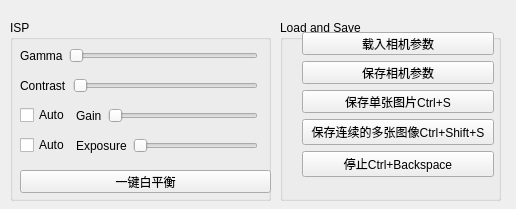
First picture: the form in ui/camera.ui, repository ppdog001/laser-vision-based-seam-track, before the edit.
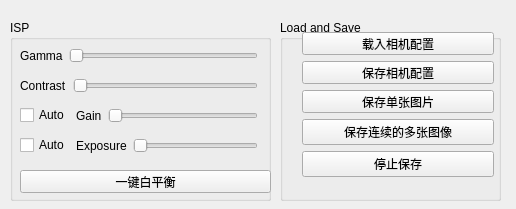
Second picture: the form after the edit.

```diff
--- a/ui/camera.ui
+++ b/ui/camera.ui
@@ -230,7 +230,7 @@
    <property name="title">
     <string>Load and Save</string>
    </property>
-   <widget class="QWidget" name="">
+   <widget class="QWidget" name="layoutWidget">
     <property name="geometry">
      <rect>
       <x>22</x>
@@ -245,14 +245,14 @@
        <item>
         <widget class="QPushButton" name="loadCameraParasPushButton">
          <property name="text">
-          <string>载入相机参数</string>
+          <string>载入相机配置</string>
          </property>
         </widget>
        </item>
        <item>
         <widget class="QPushButton" name="saveCameraParasPushButton">
          <property name="text">
-          <string>保存相机参数</string>
+          <string>保存相机配置</string>
          </property>
         </widget>
        </item>
@@ -262,7 +262,7 @@
           <string/>
          </property>
          <property name="text">
-          <string>保存单张图片Ctrl+S</string>
+          <string>保存单张图片</string>
          </property>
          <property name="shortcut">
           <string>Ctrl+S</string>
@@ -279,7 +279,7 @@
           <string/>
          </property>
          <property name="text">
-          <string>保存连续的多张图像Ctrl+Shift+S</string>
+          <string>保存连续的多张图像</string>
          </property>
          <property name="shortcut">
           <string>Ctrl+Shift+S</string>
@@ -292,7 +292,7 @@
           <string/>
          </property>
          <property name="text">
-          <string>停止Ctrl+Backspace</string>
+          <string>停止保存</string>
          </property>
          <property name="shortcut">
           <string>Ctrl+Backspace</string>
```
Left out of the diff: 32 changed lines with no effect on the pictures.
